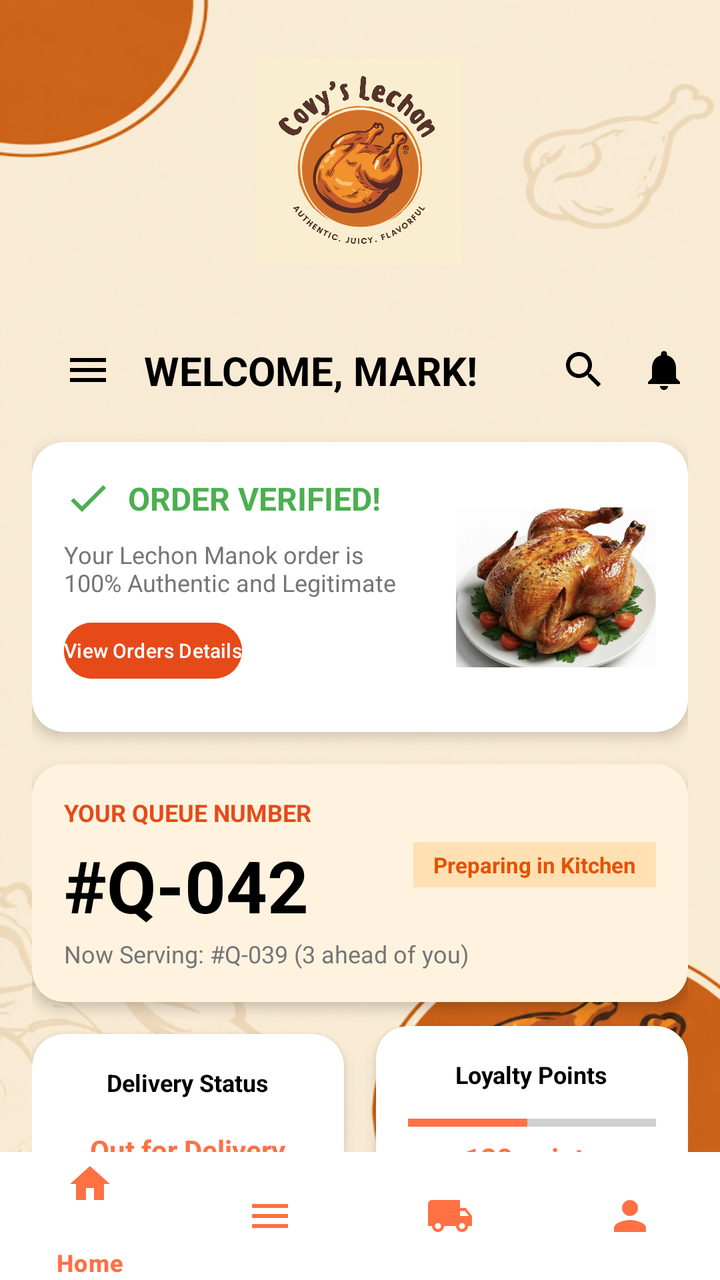
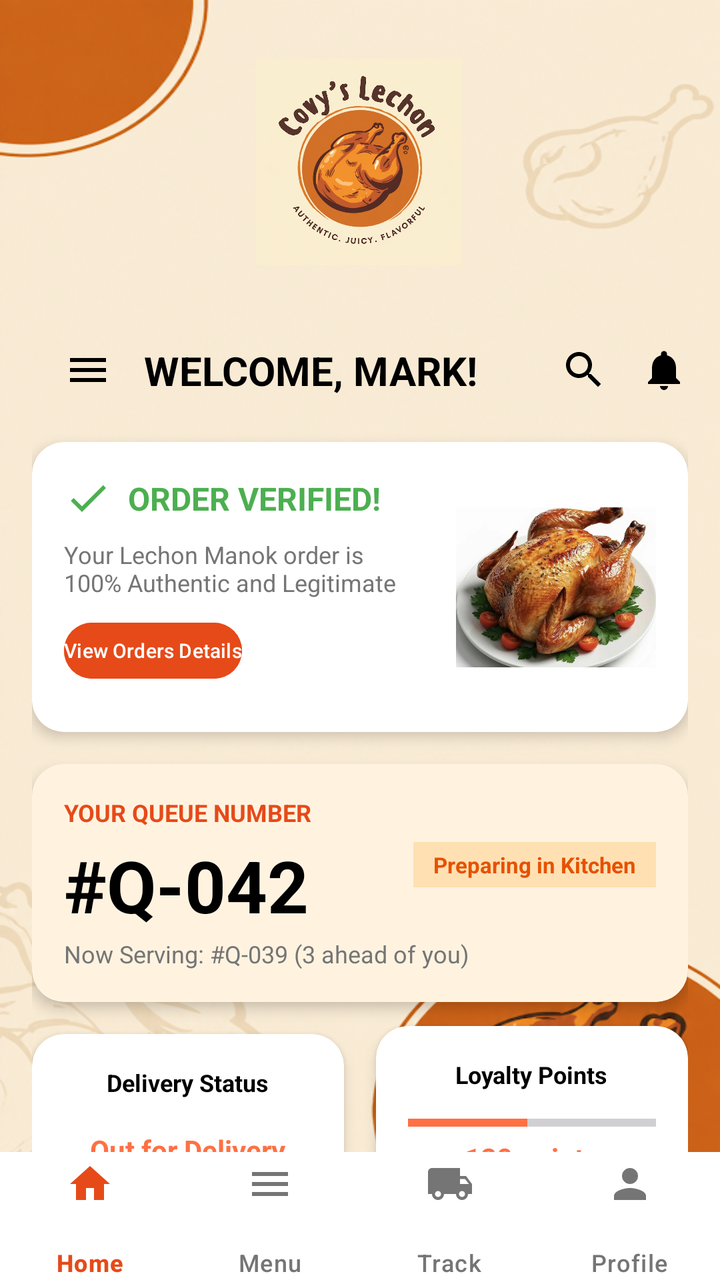

Compare the two renders of this Android layout. The source of the first and the diff that turns it into the second are given below.
<!-- AndroidManifest.xml: application theme Theme.CoyvSplashScreen -->
<!-- res/layout/activity_dashboard.xml -->
<?xml version="1.0" encoding="utf-8"?>
<androidx.constraintlayout.widget.ConstraintLayout xmlns:android="http://schemas.android.com/apk/res/android"
    xmlns:app="http://schemas.android.com/apk/res-auto"
    xmlns:tools="http://schemas.android.com/tools"
    android:id="@+id/main"
    android:layout_width="match_parent"
    android:layout_height="match_parent"
    android:background="@drawable/signinbackgoundimage"
    tools:context=".DashBoardActivity">

    
    <View
        android:id="@+id/view_decoration"
        android:layout_width="200dp"
        android:layout_height="200dp"
        android:layout_marginStart="-80dp"
        android:layout_marginTop="-80dp"
        android:alpha="0.3"
        app:layout_constraintStart_toStartOf="parent"
        app:layout_constraintTop_toTopOf="parent" />

    <androidx.core.widget.NestedScrollView
        android:layout_width="match_parent"
        android:layout_height="0dp"
        app:layout_constraintBottom_toTopOf="@+id/bottom_navigation"
        app:layout_constraintTop_toTopOf="parent">

        <androidx.constraintlayout.widget.ConstraintLayout
            android:layout_width="match_parent"
            android:layout_height="wrap_content"
            android:padding="@dimen/padding_medium">

            

            <ImageView
                android:id="@+id/covylogo"
                android:layout_width="153dp"
                android:layout_height="103dp"
                android:layout_marginTop="10dp"
                android:layout_marginBottom="36dp"
                android:contentDescription="Covy Lechon Logo"
                android:src="@drawable/logo"
                app:layout_constraintBottom_toTopOf="@+id/tv_welcome"
                app:layout_constraintEnd_toEndOf="parent"
                app:layout_constraintHorizontal_bias="0.498"
                app:layout_constraintStart_toStartOf="parent"
                app:layout_constraintTop_toTopOf="parent" />

            
            <ImageButton
                android:id="@+id/btn_menu_top"
                android:layout_width="@dimen/icon_size"
                android:layout_height="@dimen/icon_size"
                android:layout_marginStart="16dp"
                android:layout_marginTop="157dp"
                android:layout_marginEnd="16dp"
                android:layout_marginBottom="24dp"
                android:background="?attr/selectableItemBackgroundBorderless"
                android:src="@drawable/ic_menu"
                app:layout_constraintBottom_toTopOf="@+id/cv_verified"
                app:layout_constraintEnd_toStartOf="@+id/tv_welcome"
                app:layout_constraintStart_toStartOf="parent"
                app:layout_constraintTop_toTopOf="parent" />

            <TextView
                android:id="@+id/tv_welcome"
                android:layout_width="wrap_content"
                android:layout_height="wrap_content"
                android:layout_marginStart="@dimen/padding_medium"
                android:text="WELCOME, MARK!"
                android:textColor="@color/black"
                android:textSize="20sp"
                android:textStyle="bold"
                app:layout_constraintBottom_toBottomOf="@+id/btn_menu_top"
                app:layout_constraintStart_toEndOf="@+id/btn_menu_top"
                app:layout_constraintTop_toTopOf="@+id/btn_menu_top" />

            <ImageButton
                android:id="@+id/btn_notification"
                android:layout_width="@dimen/icon_size"
                android:layout_height="@dimen/icon_size"
                android:background="?attr/selectableItemBackgroundBorderless"
                android:src="@drawable/ic_notifications"
                app:layout_constraintBottom_toBottomOf="@+id/btn_menu_top"
                app:layout_constraintEnd_toEndOf="parent"
                app:layout_constraintTop_toTopOf="@+id/btn_menu_top" />

            <ImageButton
                android:id="@+id/btn_search"
                android:layout_width="@dimen/icon_size"
                android:layout_height="@dimen/icon_size"
                android:layout_marginEnd="@dimen/padding_medium"
                android:background="?attr/selectableItemBackgroundBorderless"
                android:src="@drawable/ic_search"
                app:layout_constraintBottom_toBottomOf="@+id/btn_menu_top"
                app:layout_constraintEnd_toStartOf="@+id/btn_notification"
                app:layout_constraintTop_toTopOf="@+id/btn_menu_top" />

            
            <androidx.cardview.widget.CardView
                android:id="@+id/cv_verified"
                android:layout_width="match_parent"
                android:layout_height="wrap_content"
                android:layout_marginTop="@dimen/padding_large"
                app:cardCornerRadius="@dimen/corner_radius"
                app:cardElevation="@dimen/card_elevation"
                app:layout_constraintTop_toBottomOf="@+id/btn_menu_top">

                <androidx.constraintlayout.widget.ConstraintLayout
                    android:layout_width="match_parent"
                    android:layout_height="145dp"
                    android:padding="@dimen/padding_medium">

                    <ImageView
                        android:id="@+id/iv_check"
                        android:layout_width="24dp"
                        android:layout_height="24dp"
                        android:contentDescription="Verified"
                        android:src="@drawable/ic_check"
                        app:layout_constraintStart_toStartOf="parent"
                        app:layout_constraintTop_toTopOf="parent" />

                    <TextView
                        android:id="@+id/tv_verified_status"
                        android:layout_width="wrap_content"
                        android:layout_height="wrap_content"
                        android:layout_marginStart="@dimen/padding_small"
                        android:text="ORDER VERIFIED!"
                        android:textColor="@color/green_verified"
                        android:textSize="16sp"
                        android:textStyle="bold"
                        app:layout_constraintBottom_toBottomOf="@+id/iv_check"
                        app:layout_constraintStart_toEndOf="@+id/iv_check"
                        app:layout_constraintTop_toTopOf="@+id/iv_check" />

                    <TextView
                        android:id="@+id/tv_verified_desc"
                        android:layout_width="0dp"
                        android:layout_height="wrap_content"
                        android:layout_marginTop="@dimen/padding_small"
                        android:text="Your Lechon Manok order is\n100% Authentic and Legitimate"
                        android:textColor="@color/text_grey"
                        android:textSize="12sp"
                        app:layout_constraintEnd_toStartOf="@+id/iv_verified_chicken"
                        app:layout_constraintStart_toStartOf="parent"
                        app:layout_constraintTop_toBottomOf="@+id/iv_check" />

                    <Button
                        android:id="@+id/btn_view_details"
                        android:layout_width="wrap_content"
                        android:layout_height="36dp"
                        android:layout_marginTop="@dimen/padding_small"
                        android:backgroundTint="@color/orange_dark"
                        android:padding="0dp"
                        android:text="View Orders Details"
                        android:textAllCaps="false"
                        android:textSize="10sp"
                        app:layout_constraintStart_toStartOf="parent"
                        app:layout_constraintTop_toBottomOf="@+id/tv_verified_desc" />

                    <ImageView
                        android:id="@+id/iv_verified_chicken"
                        android:layout_width="100dp"
                        android:layout_height="80dp"
                        android:scaleType="centerCrop"
                        android:src="@drawable/f423b4974f4dd7924f11f1bad41bf1b4"
                        app:layout_constraintBottom_toBottomOf="parent"
                        app:layout_constraintEnd_toEndOf="parent"
                        app:layout_constraintTop_toTopOf="parent" />
                </androidx.constraintlayout.widget.ConstraintLayout>
            </androidx.cardview.widget.CardView>

            
            <androidx.cardview.widget.CardView
                android:id="@+id/cv_queue"
                android:layout_width="match_parent"
                android:layout_height="wrap_content"
                android:layout_marginTop="@dimen/padding_medium"
                app:cardBackgroundColor="#FFF3E0"
                app:cardCornerRadius="@dimen/corner_radius"
                app:cardElevation="@dimen/card_elevation"
                app:layout_constraintTop_toBottomOf="@+id/cv_verified">

                <androidx.constraintlayout.widget.ConstraintLayout
                    android:layout_width="match_parent"
                    android:layout_height="wrap_content"
                    android:padding="@dimen/padding_medium">

                    <TextView
                        android:id="@+id/tv_queue_title"
                        android:layout_width="wrap_content"
                        android:layout_height="wrap_content"
                        android:text="YOUR QUEUE NUMBER"
                        android:textColor="@color/orange_dark"
                        android:textSize="12sp"
                        android:textStyle="bold"
                        app:layout_constraintStart_toStartOf="parent"
                        app:layout_constraintTop_toTopOf="parent" />

                    <TextView
                        android:id="@+id/tv_queue_number"
                        android:layout_width="wrap_content"
                        android:layout_height="wrap_content"
                        android:layout_marginTop="4dp"
                        android:text="#Q-042"
                        android:textColor="@color/black"
                        android:textSize="36sp"
                        android:textStyle="bold"
                        app:layout_constraintStart_toStartOf="parent"
                        app:layout_constraintTop_toBottomOf="@+id/tv_queue_title" />

                    <TextView
                        android:id="@+id/tv_now_serving"
                        android:layout_width="wrap_content"
                        android:layout_height="wrap_content"
                        android:layout_marginTop="2dp"
                        android:text="Now Serving: #Q-039 (3 ahead of you)"
                        android:textColor="@color/text_grey"
                        android:textSize="12sp"
                        app:layout_constraintStart_toStartOf="parent"
                        app:layout_constraintTop_toBottomOf="@+id/tv_queue_number" />

                    <TextView
                        android:id="@+id/tv_queue_status_badge"
                        android:layout_width="wrap_content"
                        android:layout_height="wrap_content"
                        android:background="#FFE0B2"
                        android:paddingHorizontal="10dp"
                        android:paddingVertical="4dp"
                        android:text="Preparing in Kitchen"
                        android:textColor="#E65100"
                        android:textSize="11sp"
                        android:textStyle="bold"
                        app:layout_constraintBottom_toBottomOf="@+id/tv_queue_number"
                        app:layout_constraintEnd_toEndOf="parent"
                        app:layout_constraintTop_toTopOf="@+id/tv_queue_title" />

                </androidx.constraintlayout.widget.ConstraintLayout>
            </androidx.cardview.widget.CardView>

            
            <androidx.cardview.widget.CardView
                android:id="@+id/cv_status"
                android:layout_width="0dp"
                android:layout_height="wrap_content"
                android:layout_marginTop="@dimen/padding_medium"
                android:layout_marginEnd="@dimen/padding_small"
                app:cardCornerRadius="@dimen/corner_radius"
                app:cardElevation="@dimen/card_elevation"
                app:layout_constraintEnd_toStartOf="@+id/cv_loyalty"
                app:layout_constraintStart_toStartOf="parent"
                app:layout_constraintTop_toBottomOf="@+id/cv_queue">

                <LinearLayout
                    android:layout_width="match_parent"
                    android:layout_height="wrap_content"
                    android:gravity="center"
                    android:orientation="vertical"
                    android:padding="@dimen/padding_medium">

                    <TextView
                        android:layout_width="wrap_content"
                        android:layout_height="wrap_content"
                        android:text="Delivery Status"
                        android:textColor="@color/black"
                        android:textSize="12sp"
                        android:textStyle="bold" />

                    <TextView
                        android:layout_width="wrap_content"
                        android:layout_height="wrap_content"
                        android:layout_marginTop="16dp"
                        android:text="Out for Delivery"
                        android:textColor="@color/orange_primary"
                        android:textSize="14sp"
                        android:textStyle="bold" />

                    <TextView
                        android:layout_width="wrap_content"
                        android:layout_height="wrap_content"
                        android:text="Est. 15 mins remaining"
                        android:textColor="@color/text_grey"
                        android:textSize="10sp" />
                </LinearLayout>
            </androidx.cardview.widget.CardView>

            <androidx.cardview.widget.CardView
                android:id="@+id/cv_loyalty"
                android:layout_width="0dp"
                android:layout_height="wrap_content"
                android:layout_marginStart="@dimen/padding_small"
                app:cardCornerRadius="@dimen/corner_radius"
                app:cardElevation="@dimen/card_elevation"
                app:layout_constraintBottom_toBottomOf="@+id/cv_status"
                app:layout_constraintEnd_toEndOf="parent"
                app:layout_constraintStart_toEndOf="@+id/cv_status"
                app:layout_constraintTop_toTopOf="@+id/cv_status">

                <LinearLayout
                    android:layout_width="match_parent"
                    android:layout_height="wrap_content"
                    android:gravity="center"
                    android:orientation="vertical"
                    android:padding="@dimen/padding_medium">

                    <TextView
                        android:layout_width="wrap_content"
                        android:layout_height="wrap_content"
                        android:text="Loyalty Points"
                        android:textColor="@color/black"
                        android:textSize="12sp"
                        android:textStyle="bold" />

                    <ProgressBar
                        style="?android:attr/progressBarStyleHorizontal"
                        android:layout_width="match_parent"
                        android:layout_height="wrap_content"
                        android:layout_marginTop="@dimen/padding_small"
                        android:progress="120"
                        android:max="250"
                        android:progressTint="@color/orange_primary" />

                    <TextView
                        android:layout_width="wrap_content"
                        android:layout_height="wrap_content"
                        android:text="120 points"
                        android:textColor="@color/orange_primary"
                        android:textSize="14sp"
                        android:textStyle="bold" />

                    <TextView
                        android:layout_width="wrap_content"
                        android:layout_height="wrap_content"
                        android:text="250 to free chicken"
                        android:textColor="@color/text_grey"
                        android:textSize="10sp" />
                </LinearLayout>
            </androidx.cardview.widget.CardView>

            
            <TextView
                android:id="@+id/tv_recent_orders"
                android:layout_width="wrap_content"
                android:layout_height="wrap_content"
                android:layout_marginTop="@dimen/padding_large"
                android:text="My Recent Orders"
                android:textSize="18sp"
                android:textStyle="bold"
                app:layout_constraintStart_toStartOf="parent"
                app:layout_constraintTop_toBottomOf="@+id/cv_status" />

            <TextView
                android:id="@+id/tv_view_all"
                android:layout_width="wrap_content"
                android:layout_height="wrap_content"
                android:text="View All"
                android:textColor="@color/orange_primary"
                app:layout_constraintBottom_toBottomOf="@+id/tv_recent_orders"
                app:layout_constraintEnd_toEndOf="parent"
                app:layout_constraintTop_toTopOf="@+id/tv_recent_orders" />

            <androidx.cardview.widget.CardView
                android:id="@+id/cv_order_item"
                android:layout_width="match_parent"
                android:layout_height="wrap_content"
                android:layout_marginTop="@dimen/padding_medium"
                app:cardCornerRadius="@dimen/corner_radius"
                app:cardElevation="@dimen/card_elevation"
                app:layout_constraintTop_toBottomOf="@+id/tv_recent_orders">

                <androidx.constraintlayout.widget.ConstraintLayout
                    android:layout_width="match_parent"
                    android:layout_height="wrap_content"
                    android:padding="@dimen/padding_small">

                    <androidx.cardview.widget.CardView
                        android:id="@+id/cv_order_img_container"
                        android:layout_width="80dp"
                        android:layout_height="80dp"
                        app:cardCornerRadius="8dp"
                        app:layout_constraintStart_toStartOf="parent"
                        app:layout_constraintTop_toTopOf="parent">

                        <ImageView
                            android:id="@+id/iv_order_img"
                            android:layout_width="match_parent"
                            android:layout_height="match_parent"
                            android:contentDescription="Order Image"
                            android:scaleType="centerCrop"
                            android:src="@drawable/f423b4974f4dd7924f11f1bad41bf1b4" />
                    </androidx.cardview.widget.CardView>

                    <TextView
                        android:id="@+id/tv_order_name"
                        android:layout_width="0dp"
                        android:layout_height="wrap_content"
                        android:layout_marginStart="@dimen/padding_medium"
                        android:text="Lechon Manok (Whole)"
                        android:textColor="@color/black"
                        android:textStyle="bold"
                        app:layout_constraintEnd_toStartOf="@+id/iv_order_arrow"
                        app:layout_constraintStart_toEndOf="@+id/cv_order_img_container"
                        app:layout_constraintTop_toTopOf="parent" />

                    <TextView
                        android:id="@+id/tv_order_id"
                        android:layout_width="wrap_content"
                        android:layout_height="wrap_content"
                        android:text="ID: #123"
                        android:textColor="@color/text_grey"
                        android:textSize="12sp"
                        app:layout_constraintStart_toStartOf="@+id/tv_order_name"
                        app:layout_constraintTop_toBottomOf="@+id/tv_order_name" />

                    <TextView
                        android:id="@+id/tv_order_date"
                        android:layout_width="wrap_content"
                        android:layout_height="wrap_content"
                        android:text="Dec 23, 2023 - 10:30 AM"
                        android:textColor="@color/text_grey"
                        android:textSize="12sp"
                        app:layout_constraintStart_toStartOf="@+id/tv_order_name"
                        app:layout_constraintTop_toBottomOf="@+id/tv_order_id" />

                    <TextView
                        android:id="@+id/tv_order_status"
                        android:layout_width="wrap_content"
                        android:layout_height="wrap_content"
                        android:layout_marginTop="4dp"
                        android:background="#D5F5E3"
                        android:paddingHorizontal="8dp"
                        android:paddingVertical="2dp"
                        android:text="Delivered"
                        android:textColor="#27AE60"
                        android:textSize="10sp"
                        android:textStyle="bold"
                        app:layout_constraintStart_toStartOf="@+id/tv_order_name"
                        app:layout_constraintTop_toBottomOf="@+id/tv_order_date" />

                    <ImageView
                        android:id="@+id/iv_order_arrow"
                        android:layout_width="24dp"
                        android:layout_height="24dp"
                        android:src="@android:drawable/ic_media_play"
                        app:layout_constraintBottom_toBottomOf="parent"
                        app:layout_constraintEnd_toEndOf="parent"
                        app:layout_constraintTop_toTopOf="parent"
                        app:tint="@color/black" />
                </androidx.constraintlayout.widget.ConstraintLayout>
            </androidx.cardview.widget.CardView>

            
            <Button
                android:id="@+id/btn_place_order"
                android:layout_width="match_parent"
                android:layout_height="60dp"
                android:layout_marginTop="10dp"
                android:layout_marginBottom="4dp"
                android:backgroundTint="@color/orange_primary"
                android:text="Place New Order"
                android:textColor="@color/white"
                app:cornerRadius="@dimen/corner_radius"
                app:layout_constraintBottom_toBottomOf="parent"
                app:layout_constraintTop_toBottomOf="@+id/cv_order_item"
                app:layout_constraintVertical_bias="0.0"
                tools:layout_editor_absoluteX="16dp" />

        </androidx.constraintlayout.widget.ConstraintLayout>
    </androidx.core.widget.NestedScrollView>

    <com.google.android.material.bottomnavigation.BottomNavigationView
        android:id="@+id/bottom_navigation"
        android:layout_width="match_parent"
        android:layout_height="64dp"
        android:background="@color/white"
        app:itemIconTint="@color/orange_primary"
        app:itemTextColor="@color/orange_primary"
        app:itemIconSize="24dp"
        app:itemPaddingTop="4dp"
        app:itemPaddingBottom="4dp"
        app:layout_constraintBottom_toBottomOf="parent"
        app:menu="@menu/bottom_nav_menu" />

</androidx.constraintlayout.widget.ConstraintLayout>
<!-- resources referenced by this layout -->
<resources>
  <color name="black">#FF000000</color>
  <color name="green_verified">#4CAF50</color>
  <color name="orange_dark">#E64A19</color>
  <color name="orange_primary">#FF7043</color>
  <color name="text_grey">#757575</color>
  <color name="white">#FFFFFFFF</color>
  <dimen name="card_elevation">4dp</dimen>
  <dimen name="corner_radius">16dp</dimen>
  <dimen name="icon_size">24dp</dimen>
  <dimen name="padding_large">24dp</dimen>
  <dimen name="padding_medium">16dp</dimen>
  <dimen name="padding_small">8dp</dimen>
  <!-- drawable f423b4974f4dd7924f11f1bad41bf1b4: jpg bitmap (drawable, 122413 bytes) -->
  <!-- drawable ic_check (drawable) -->
  <vector xmlns:android="http://schemas.android.com/apk/res/android"
      android:width="24dp"
      android:height="24dp"
      android:viewportWidth="24"
      android:viewportHeight="24">
      <path
          android:fillColor="#4CAF50"
          android:pathData="M9,16.17L4.83,12l-1.42,1.41L9,19 21,7l-1.41,-1.41z" />
  </vector>
  <!-- drawable ic_menu (drawable) -->
  <vector xmlns:android="http://schemas.android.com/apk/res/android"
      android:width="24dp"
      android:height="24dp"
      android:viewportWidth="24"
      android:viewportHeight="24">
      <path
          android:fillColor="#000000"
          android:pathData="M3,18h18v-2H3V18z M3,13h18v-2H3V13z M3,6v2h18V6H3z" />
  </vector>
  <!-- drawable ic_notifications (drawable) -->
  <vector xmlns:android="http://schemas.android.com/apk/res/android"
      android:width="24dp"
      android:height="24dp"
      android:viewportWidth="24"
      android:viewportHeight="24">
      <path
          android:fillColor="#000000"
          android:pathData="M12,22c1.1,0 2,-0.9 2,-2h-4c0,1.1 0.89,2 2,2zm6,-6v-5c0,-3.07 -1.64,-5.64 -4.5,-6.32V4c0,-0.83 -0.67,-1.5 -1.5,-1.5s-1.5,0.67 -1.5,1.5v0.68C7.63,5.36 6,7.92 6,11v5l-2,2v1h16v-1l-2,-2z" />
  </vector>
  <!-- drawable ic_search (drawable) -->
  <vector xmlns:android="http://schemas.android.com/apk/res/android"
      android:width="24dp"
      android:height="24dp"
      android:viewportWidth="24"
      android:viewportHeight="24">
      <path
          android:fillColor="#000000"
          android:pathData="M15.5,14h-0.79l-0.28,-0.27C15.41,12.59 16,11.11 16,9.5 16,5.91 13.09,3 9.5,3S3,5.91 3,9.5 5.91,16 9.5,16c1.61,0 3.09,-0.59 4.23,-1.57l0.27,0.28v0.79l5,4.99L20.49,19l-4.99,-5zm-6,0C7.01,14 5,11.99 5,9.5S7.01,5 9.5,5 14,7.01 14,9.5 11.99,14 9.5,14z" />
  </vector>
  <!-- drawable logo: jpg bitmap (drawable, 98396 bytes) -->
  <!-- drawable signinbackgoundimage: png bitmap (drawable, 391030 bytes) -->
  <style name="Theme.CoyvSplashScreen" parent="Base.Theme.CoyvSplashScreen" />
  <style name="Base.Theme.CoyvSplashScreen" parent="Theme.Material3.DayNight.NoActionBar">
          
          
      </style>
</resources>

<!-- the commit's change to res/layout/activity_dashboard.xml (unified diff, before → after) -->
@@ -473,8 +473,9 @@
         android:layout_width="match_parent"
         android:layout_height="64dp"
         android:background="@color/white"
-        app:itemIconTint="@color/orange_primary"
-        app:itemTextColor="@color/orange_primary"
+        app:itemIconTint="@color/bottom_nav_color_selector"
+        app:itemTextColor="@color/bottom_nav_color_selector"
+        app:labelVisibilityMode="labeled"
         app:itemIconSize="24dp"
         app:itemPaddingTop="4dp"
         app:itemPaddingBottom="4dp"
